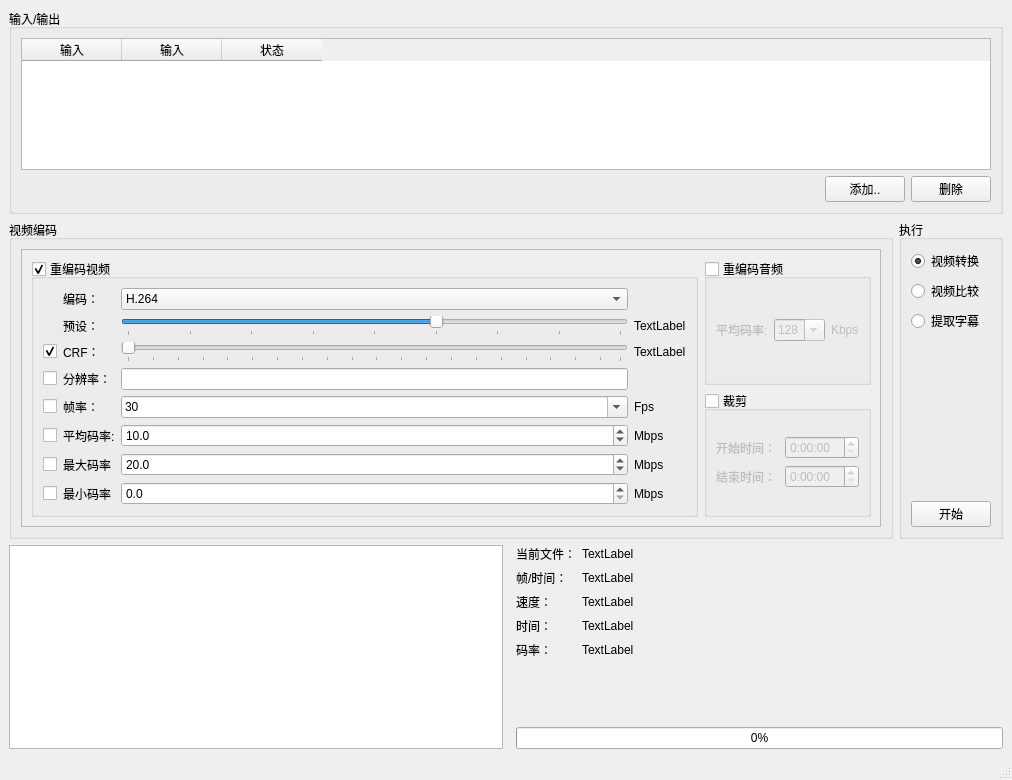
Before: the Qt Designer form vca/main_window.ui in autodotua/Video-Compression-Assistant, drawn with Qt 5.
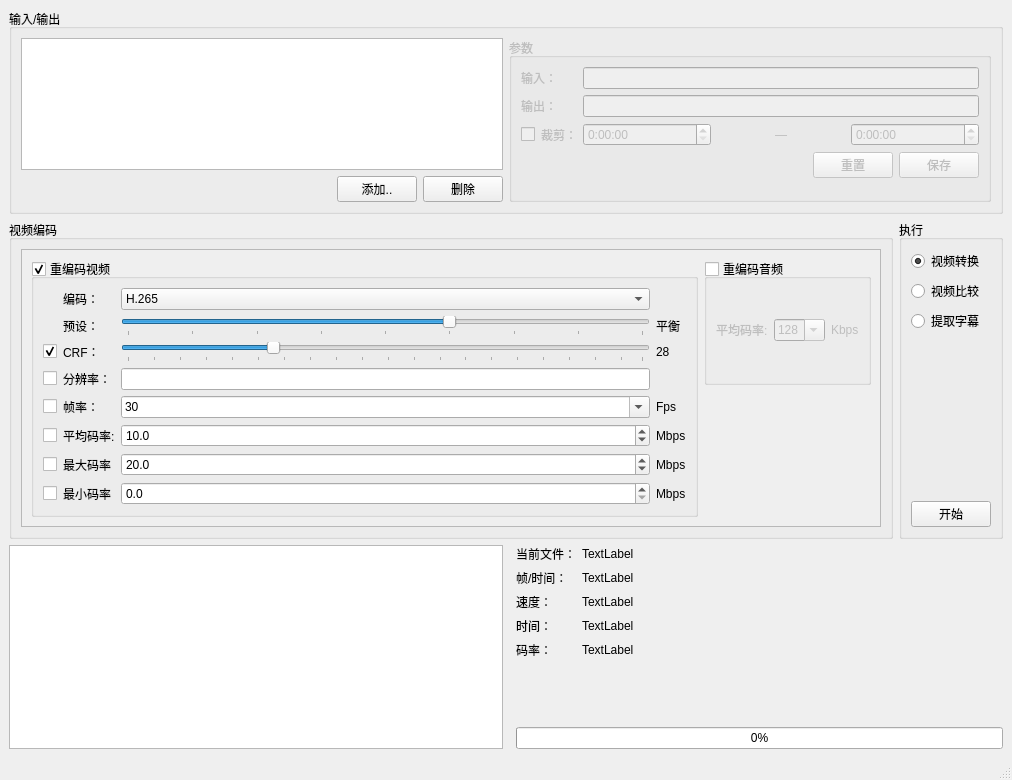
After: the same form once the commit is applied.

Commit message: 修改了输入为列表框+表单的形式，视频剪辑移至输入表单；修改输入输出为Model；修改了数据传输结构

The edit to the form file:
```diff
--- a/vca/main_window.ui
+++ b/vca/main_window.ui
@@ -26,18 +26,11 @@
       <property name="title">
        <string>输入/输出</string>
       </property>
-      <layout class="QGridLayout" name="gridLayout_6">
-       <item row="0" column="0">
-        <layout class="QGridLayout" name="gridLayout_3">
-         <property name="sizeConstraint">
-          <enum>QLayout::SetMinimumSize</enum>
-         </property>
-         <item row="1" column="1">
-          <widget class="QPushButton" name="btn_input">
-           <property name="text">
-            <string>添加..</string>
-           </property>
-          </widget>
+      <layout class="QHBoxLayout" name="horizontalLayout_4">
+       <item>
+        <layout class="QGridLayout" name="gridLayout">
+         <item row="0" column="0" colspan="3">
+          <widget class="QListView" name="lst"/>
          </item>
          <item row="1" column="0">
           <spacer name="horizontalSpacer">
@@ -52,6 +45,13 @@
            </property>
           </spacer>
          </item>
+         <item row="1" column="1">
+          <widget class="QPushButton" name="btn_input">
+           <property name="text">
+            <string>添加..</string>
+           </property>
+          </widget>
+         </item>
          <item row="1" column="2">
           <widget class="QPushButton" name="btn_delete">
            <property name="autoFillBackground">
@@ -62,33 +62,129 @@
            </property>
           </widget>
          </item>
-         <item row="0" column="0" colspan="3">
-          <widget class="QTableWidget" name="table_input">
-           <property name="selectionMode">
-            <enum>QAbstractItemView::SingleSelection</enum>
-           </property>
-           <property name="selectionBehavior">
-            <enum>QAbstractItemView::SelectRows</enum>
-           </property>
-           <column>
-            <property name="text">
-             <string>输入</string>
-            </property>
-           </column>
-           <column>
-            <property name="text">
-             <string>输入</string>
-            </property>
-           </column>
-           <column>
-            <property name="text">
-             <string>状态</string>
-            </property>
-           </column>
-          </widget>
-         </item>
         </layout>
        </item>
+       <item>
+        <widget class="QGroupBox" name="gpb_file">
+         <property name="enabled">
+          <bool>false</bool>
+         </property>
+         <property name="title">
+          <string>参数</string>
+         </property>
+         <layout class="QFormLayout" name="formLayout_2">
+          <item row="0" column="0">
+           <widget class="QLabel" name="label_18">
+            <property name="text">
+             <string>输入：</string>
+            </property>
+           </widget>
+          </item>
+          <item row="0" column="1">
+           <widget class="QLineEdit" name="txt_input"/>
+          </item>
+          <item row="1" column="0">
+           <widget class="QLabel" name="label_19">
+            <property name="text">
+             <string>输出：</string>
+            </property>
+           </widget>
+          </item>
+          <item row="1" column="1">
+           <widget class="QLineEdit" name="txt_output"/>
+          </item>
+          <item row="2" column="0">
+           <layout class="QHBoxLayout" name="horizontalLayout_5">
+            <item>
+             <widget class="QCheckBox" name="chk_cut">
+              <property name="text">
+               <string/>
+              </property>
+             </widget>
+            </item>
+            <item>
+             <widget class="QLabel" name="label_21">
+              <property name="text">
+               <string>裁剪：</string>
+              </property>
+             </widget>
+            </item>
+           </layout>
+          </item>
+          <item row="2" column="1">
+           <layout class="QHBoxLayout" name="horizontalLayout_3">
+            <item>
+             <widget class="QTimeEdit" name="time_from">
+              <property name="enabled">
+               <bool>false</bool>
+              </property>
+              <property name="currentSection">
+               <enum>QDateTimeEdit::HourSection</enum>
+              </property>
+              <property name="displayFormat">
+               <string>H:mm:ss</string>
+              </property>
+             </widget>
+            </item>
+            <item>
+             <widget class="QLabel" name="label_20">
+              <property name="text">
+               <string>—</string>
+              </property>
+              <property name="alignment">
+               <set>Qt::AlignCenter</set>
+              </property>
+             </widget>
+            </item>
+            <item>
+             <widget class="QTimeEdit" name="time_to">
+              <property name="enabled">
+               <bool>false</bool>
+              </property>
+              <property name="currentSection">
+               <enum>QDateTimeEdit::HourSection</enum>
+              </property>
+              <property name="displayFormat">
+               <string>H:mm:ss</string>
+              </property>
+             </widget>
+            </item>
+           </layout>
+          </item>
+          <item row="3" column="1">
+           <layout class="QHBoxLayout" name="horizontalLayout_6">
+            <item>
+             <spacer name="horizontalSpacer_2">
+              <property name="orientation">
+               <enum>Qt::Horizontal</enum>
+              </property>
+              <property name="sizeHint" stdset="0">
+               <size>
+                <width>40</width>
+                <height>20</height>
+               </size>
+              </property>
+             </spacer>
+            </item>
+            <item>
+             <widget class="QPushButton" name="btn_io_reset">
+              <property name="text">
+               <string>重置</string>
+              </property>
+             </widget>
+            </item>
+            <item>
+             <widget class="QPushButton" name="btn_io_save">
+              <property name="text">
+               <string>保存</string>
+              </property>
+             </widget>
+            </item>
+           </layout>
+          </item>
+         </layout>
+        </widget>
+       </item>
       </layout>
      </widget>
     </item>
@@ -113,64 +209,11 @@
              <rect>
               <x>0</x>
               <y>0</y>
-              <width>838</width>
+              <width>817</width>
               <height>305</height>
              </rect>
             </property>
             <layout class="QGridLayout" name="gridLayout_7">
-             <item row="1" column="1">
-              <widget class="QGroupBox" name="grpb_cut">
-               <property name="title">
-                <string>裁剪</string>
-               </property>
-               <property name="checkable">
-                <bool>true</bool>
-               </property>
-               <property name="checked">
-                <bool>false</bool>
-               </property>
-               <layout class="QGridLayout" name="gridLayout_10">
-                <item row="0" column="0">
-                 <layout class="QGridLayout" name="gridLayout_4">
-                  <item row="1" column="1">
-                   <widget class="QTimeEdit" name="time_to">
-                    <property name="currentSection">
-                     <enum>QDateTimeEdit::HourSection</enum>
-                    </property>
-                    <property name="displayFormat">
-                     <string>H:mm:ss</string>
-                    </property>
-                   </widget>
-                  </item>
-                  <item row="0" column="1">
-                   <widget class="QTimeEdit" name="time_start">
-                    <property name="currentSection">
-                     <enum>QDateTimeEdit::HourSection</enum>
-                    </property>
-                    <property name="displayFormat">
-                     <string>H:mm:ss</string>
-                    </property>
-                   </widget>
-                  </item>
-                  <item row="1" column="0">
-                   <widget class="QLabel" name="label_10">
-                    <property name="text">
-                     <string>结束时间：</string>
-                    </property>
-                   </widget>
-                  </item>
-                  <item row="0" column="0">
-                   <widget class="QLabel" name="label_9">
-                    <property name="text">
-                     <string>开始时间：</string>
-                    </property>
-                   </widget>
-                  </item>
-                 </layout>
-                </item>
-               </layout>
-              </widget>
-             </item>
              <item row="0" column="1">
               <widget class="QGroupBox" name="grpb_audio">
                <property name="title">
@@ -301,6 +344,9 @@
                   </item>
                   <item row="0" column="2">
                    <widget class="QComboBox" name="cbb_encoder">
+                    <property name="currentIndex">
+                     <number>1</number>
+                    </property>
                     <item>
                      <property name="text">
                       <string>H.264</string>
@@ -434,6 +480,9 @@
                     <property name="pageStep">
                      <number>2</number>
                     </property>
+                    <property name="value">
+                     <number>28</number>
+                    </property>
                     <property name="orientation">
                      <enum>Qt::Horizontal</enum>
                     </property>
@@ -481,7 +530,7 @@
                   <item row="1" column="3">
                    <widget class="QLabel" name="lbl_preset">
                     <property name="text">
-                     <string>TextLabel</string>
+                     <string>平衡</string>
                     </property>
                    </widget>
                   </item>
@@ -532,7 +581,7 @@
                   <item row="2" column="3">
                    <widget class="QLabel" name="lbl_crf">
                     <property name="text">
-                     <string>TextLabel</string>
+                     <string>28</string>
                     </property>
                    </widget>
                   </item>
```
The commit also changes 6 other files.
